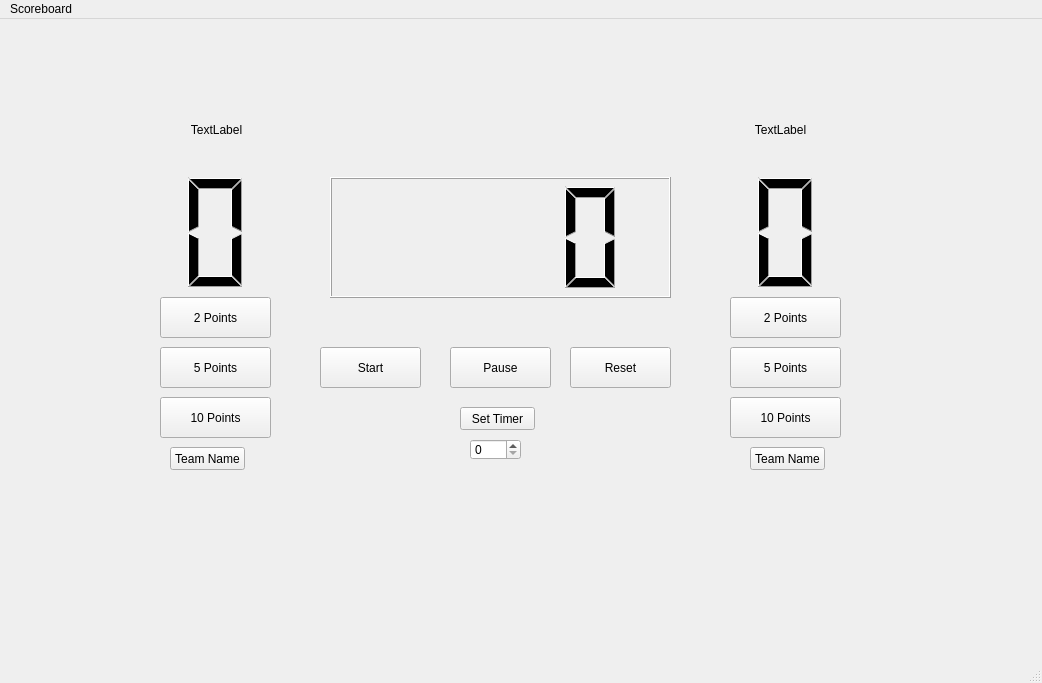
Old version of the form MainWindow.ui in the repository Harrison006/ScoreBoard.
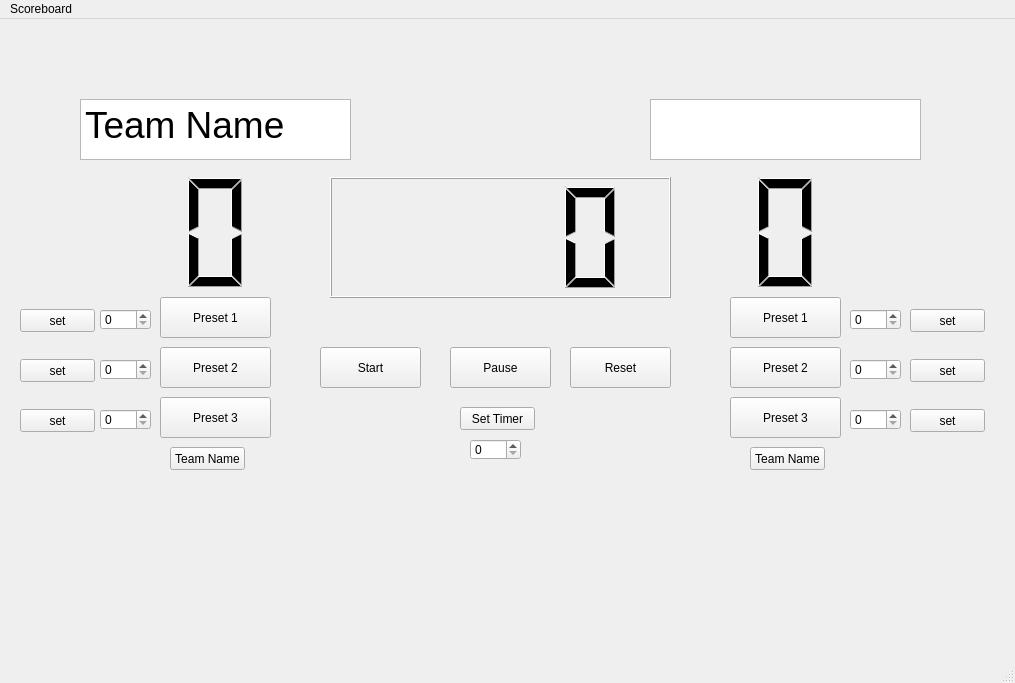
New version of the form.

Patch:
```diff
--- a/MainWindow.ui
+++ b/MainWindow.ui
@@ -6,7 +6,7 @@
    <rect>
     <x>0</x>
     <y>0</y>
-    <width>1042</width>
+    <width>1015</width>
     <height>683</height>
    </rect>
   </property>
@@ -27,7 +27,7 @@
      </rect>
     </property>
     <property name="text">
-     <string>5 Points</string>
+     <string>Preset 2</string>
     </property>
    </widget>
    <widget class="QPushButton" name="points_10_left">
@@ -40,7 +40,7 @@
      </rect>
     </property>
     <property name="text">
-     <string>10 Points</string>
+     <string>Preset 3</string>
     </property>
    </widget>
    <widget class="QPushButton" name="points_2_left">
@@ -53,7 +53,7 @@
      </rect>
     </property>
     <property name="text">
-     <string>2 Points</string>
+     <string>Preset 1</string>
     </property>
    </widget>
    <widget class="QPushButton" name="points_5_right">
@@ -66,7 +66,7 @@
      </rect>
     </property>
     <property name="text">
-     <string>5 Points</string>
+     <string>Preset 2</string>
     </property>
    </widget>
    <widget class="QPushButton" name="points_10_right">
@@ -79,7 +79,7 @@
      </rect>
     </property>
     <property name="text">
-     <string>10 Points</string>
+     <string>Preset 3</string>
     </property>
    </widget>
    <widget class="QPushButton" name="points_2_right">
@@ -92,7 +92,7 @@
      </rect>
     </property>
     <property name="text">
-     <string>2 Points</string>
+     <string>Preset 1</string>
     </property>
    </widget>
    <widget class="QPushButton" name="Start_timer">
@@ -224,57 +224,7 @@
      <string>Team Name</string>
     </property>
    </widget>
-   <widget class="QLabel" name="Left_team">
-    <property name="geometry">
-     <rect>
-      <x>126</x>
-      <y>90</y>
-      <width>181</width>
-      <height>41</height>
-     </rect>
-    </property>
-    <property name="styleSheet">
-     <string notr="true">font: 20pt &quot;MS Shell Dlg 2&quot;;</string>
-    </property>
-    <property name="text">
-     <string>TextLabel</string>
-    </property>
-    <property name="textFormat">
-     <enum>Qt::AutoText</enum>
-    </property>
-    <property name="alignment">
-     <set>Qt::AlignCenter</set>
-    </property>
-    <property name="textInteractionFlags">
-     <set>Qt::LinksAccessibleByMouse|Qt::TextEditable</set>
-    </property>
-   </widget>
-   <widget class="QLabel" name="Right_Team">
-    <property name="geometry">
-     <rect>
-      <x>690</x>
-      <y>90</y>
-      <width>181</width>
-      <height>41</height>
-     </rect>
-    </property>
-    <property name="styleSheet">
-     <string notr="true">font: 20pt &quot;MS Shell Dlg 2&quot;;</string>
-    </property>
-    <property name="text">
-     <string>TextLabel</string>
-    </property>
-    <property name="textFormat">
-     <enum>Qt::AutoText</enum>
-    </property>
-    <property name="alignment">
-     <set>Qt::AlignCenter</set>
-    </property>
-    <property name="textInteractionFlags">
-     <set>Qt::LinksAccessibleByMouse|Qt::TextEditable</set>
-    </property>
-   </widget>
-   <widget class="QSpinBox" name="spinBox">
+   <widget class="QSpinBox" name="timervalset">
     <property name="geometry">
      <rect>
       <x>470</x>
@@ -284,13 +234,189 @@
      </rect>
     </property>
    </widget>
+   <widget class="QPlainTextEdit" name="plainTextEdit">
+    <property name="geometry">
+     <rect>
+      <x>80</x>
+      <y>80</y>
+      <width>271</width>
+      <height>61</height>
+     </rect>
+    </property>
+    <property name="font">
+     <font>
+      <pointsize>28</pointsize>
+      <weight>50</weight>
+      <bold>false</bold>
+     </font>
+    </property>
+    <property name="layoutDirection">
+     <enum>Qt::LeftToRight</enum>
+    </property>
+    <property name="plainText">
+     <string>Team Name</string>
+    </property>
+   </widget>
+   <widget class="QPlainTextEdit" name="plainTextEdit_2">
+    <property name="geometry">
+     <rect>
+      <x>650</x>
+      <y>80</y>
+      <width>271</width>
+      <height>61</height>
+     </rect>
+    </property>
+    <property name="font">
+     <font>
+      <pointsize>28</pointsize>
+     </font>
+    </property>
+   </widget>
+   <widget class="QSpinBox" name="timervalset_2">
+    <property name="geometry">
+     <rect>
+      <x>100</x>
+      <y>290</y>
+      <width>51</width>
+      <height>21</height>
+     </rect>
+    </property>
+   </widget>
+   <widget class="QSpinBox" name="timervalset_3">
+    <property name="geometry">
+     <rect>
+      <x>100</x>
+      <y>340</y>
+      <width>51</width>
+      <height>21</height>
+     </rect>
+    </property>
+   </widget>
+   <widget class="QSpinBox" name="timervalset_4">
+    <property name="geometry">
+     <rect>
+      <x>100</x>
+      <y>390</y>
+      <width>51</width>
+      <height>21</height>
+     </rect>
+    </property>
+   </widget>
+   <widget class="QSpinBox" name="timervalset_5">
+    <property name="geometry">
+     <rect>
+      <x>850</x>
+      <y>290</y>
+      <width>51</width>
+      <height>21</height>
+     </rect>
+    </property>
+   </widget>
+   <widget class="QSpinBox" name="timervalset_6">
+    <property name="geometry">
+     <rect>
+      <x>850</x>
+      <y>340</y>
+      <width>51</width>
+      <height>21</height>
+     </rect>
+    </property>
+   </widget>
+   <widget class="QSpinBox" name="timervalset_7">
+    <property name="geometry">
+     <rect>
+      <x>850</x>
+      <y>390</y>
+      <width>51</width>
+      <height>21</height>
+     </rect>
+    </property>
+   </widget>
+   <widget class="QPushButton" name="pushButton">
+    <property name="geometry">
+     <rect>
+      <x>20</x>
+      <y>290</y>
+      <width>75</width>
+      <height>23</height>
+     </rect>
+    </property>
+    <property name="text">
+     <string>set</string>
+    </property>
+   </widget>
+   <widget class="QPushButton" name="pushButton_2">
+    <property name="geometry">
+     <rect>
+      <x>20</x>
+      <y>340</y>
+      <width>75</width>
+      <height>23</height>
+     </rect>
+    </property>
+    <property name="text">
+     <string>set</string>
+    </property>
+   </widget>
+   <widget class="QPushButton" name="pushButton_3">
+    <property name="geometry">
+     <rect>
+      <x>20</x>
+      <y>390</y>
+      <width>75</width>
+      <height>23</height>
+     </rect>
+    </property>
+    <property name="text">
+     <string>set</string>
+    </property>
+   </widget>
+   <widget class="QPushButton" name="pushButton_4">
+    <property name="geometry">
+     <rect>
+      <x>910</x>
+      <y>290</y>
+      <width>75</width>
+      <height>23</height>
+     </rect>
+    </property>
+    <property name="text">
+     <string>set</string>
+    </property>
+   </widget>
+   <widget class="QPushButton" name="pushButton_5">
+    <property name="geometry">
+     <rect>
+      <x>910</x>
+      <y>340</y>
+      <width>75</width>
+      <height>23</height>
+     </rect>
+    </property>
+    <property name="text">
+     <string>set</string>
+    </property>
+   </widget>
+   <widget class="QPushButton" name="pushButton_6">
+    <property name="geometry">
+     <rect>
+      <x>910</x>
+      <y>390</y>
+      <width>75</width>
+      <height>23</height>
+     </rect>
+    </property>
+    <property name="text">
+     <string>set</string>
+    </property>
+   </widget>
   </widget>
   <widget class="QMenuBar" name="menubar">
    <property name="geometry">
     <rect>
      <x>0</x>
      <y>0</y>
-     <width>1042</width>
+     <width>1015</width>
      <height>21</height>
     </rect>
    </property>
```
